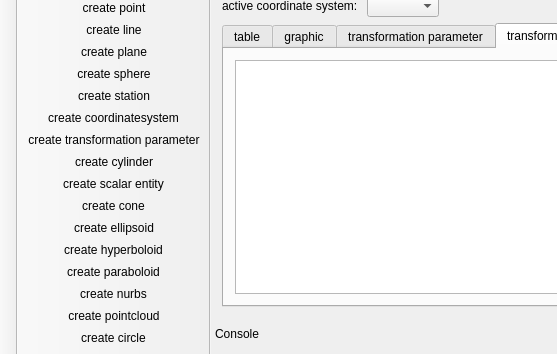
This is ui/mainwindow.ui in OpenIndy/OpenIndy as Qt 5 draws it before an edit; both pictures show x 0 to 557 and y 81 to 435 of the 1057 by 688 pixel window. The edited form follows.
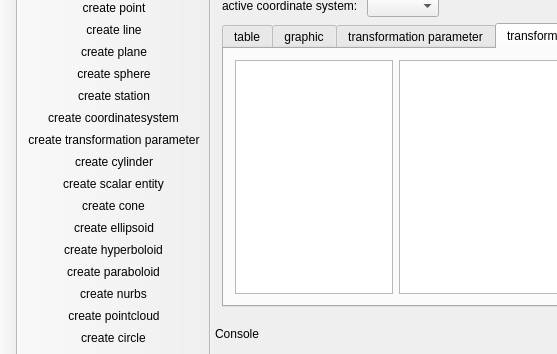
This is the edited form. Icons and pictures are not drawn. Custom widgets are drawn as their Qt base class.

Commit message: separate scene/view for trafo overview and trafo order

```diff
--- a/ui/mainwindow.ui
+++ b/ui/mainwindow.ui
@@ -164,11 +164,18 @@
        <attribute name="title">
         <string>transformation order</string>
        </attribute>
-       <layout class="QVBoxLayout" name="verticalLayout_3">
+       <layout class="QGridLayout" name="gridLayout_2">
+        <item row="0" column="0">
+         <layout class="QHBoxLayout" name="horizontalLayout_6" stretch="1,4">
+          <item>
+           <widget class="QGraphicsView" name="trafo_overview"/>
+          </item>
         <item>
          <widget class="QGraphicsView" name="trafoOrderView"/>
         </item>
        </layout>
+        </item>
+       </layout>
       </widget>
      </widget>
     </item>
```
Left out of the diff: 2 changed lines with no effect on the pictures. Lines whose indentation alone changed are shown as unchanged. The commit also changes 5 other files.
